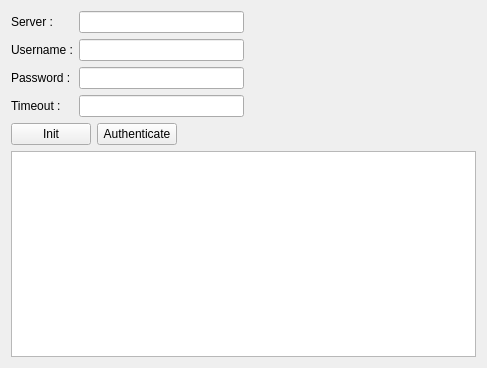
Old version of the form mainwindow.ui in the repository tbikfalvi/RestTest.
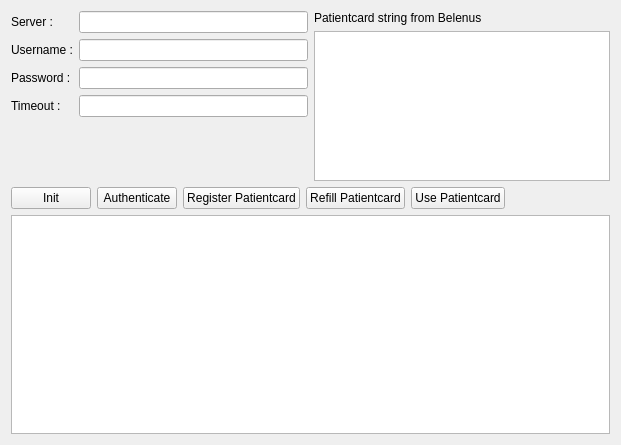
New version of the form.

Patch:
```diff
--- a/mainwindow.ui
+++ b/mainwindow.ui
@@ -6,15 +6,27 @@
    <rect>
     <x>0</x>
     <y>0</y>
-    <width>487</width>
-    <height>368</height>
+    <width>621</width>
+    <height>445</height>
    </rect>
   </property>
+  <property name="minimumSize">
+   <size>
+    <width>0</width>
+    <height>445</height>
+   </size>
+  </property>
+  <property name="maximumSize">
+   <size>
+    <width>16777215</width>
+    <height>445</height>
+   </size>
+  </property>
   <property name="windowTitle">
    <string>MainWindow</string>
   </property>
   <widget class="QWidget" name="centralWidget">
-   <layout class="QVBoxLayout" name="verticalLayout">
+   <layout class="QVBoxLayout" name="verticalLayout_2">
     <item>
      <layout class="QHBoxLayout" name="horizontalLayout">
       <item>
@@ -66,17 +78,37 @@
        </layout>
       </item>
       <item>
-       <spacer name="horizontalSpacer">
-        <property name="orientation">
-         <enum>Qt::Horizontal</enum>
-        </property>
-        <property name="sizeHint" stdset="0">
-         <size>
-          <width>40</width>
-          <height>20</height>
-         </size>
-        </property>
-       </spacer>
+       <layout class="QVBoxLayout" name="verticalLayout">
+        <item>
+         <widget class="QLabel" name="lblPatientCard">
+          <property name="sizePolicy">
+           <sizepolicy hsizetype="Preferred" vsizetype="Fixed">
+            <horstretch>0</horstretch>
+            <verstretch>0</verstretch>
+           </sizepolicy>
+          </property>
+          <property name="text">
+           <string>Patientcard string from Belenus</string>
+          </property>
+         </widget>
+        </item>
+        <item>
+         <widget class="QTextEdit" name="tePatientCard">
+          <property name="sizePolicy">
+           <sizepolicy hsizetype="Expanding" vsizetype="MinimumExpanding">
+            <horstretch>0</horstretch>
+            <verstretch>0</verstretch>
+           </sizepolicy>
+          </property>
+          <property name="maximumSize">
+           <size>
+            <width>16777215</width>
+            <height>150</height>
+           </size>
+          </property>
+         </widget>
+        </item>
+       </layout>
       </item>
      </layout>
     </item>
@@ -96,6 +128,27 @@
         </property>
        </widget>
       </item>
+      <item>
+       <widget class="QPushButton" name="pbPCRegister">
+        <property name="text">
+         <string>Register Patientcard</string>
+        </property>
+       </widget>
+      </item>
+      <item>
+       <widget class="QPushButton" name="pbPCRefill">
+        <property name="text">
+         <string>Refill Patientcard</string>
+        </property>
+       </widget>
+      </item>
+      <item>
+       <widget class="QPushButton" name="pbPCUse">
+        <property name="text">
+         <string>Use Patientcard</string>
+        </property>
+       </widget>
+      </item>
       <item>
        <spacer name="horizontalSpacer_2">
         <property name="orientation">
@@ -112,7 +165,20 @@
      </layout>
     </item>
     <item>
-     <widget class="QTextEdit" name="teInfo"/>
+     <widget class="QTextEdit" name="teInfo">
+      <property name="sizePolicy">
+       <sizepolicy hsizetype="Expanding" vsizetype="Expanding">
+        <horstretch>0</horstretch>
+        <verstretch>0</verstretch>
+       </sizepolicy>
+      </property>
+      <property name="minimumSize">
+       <size>
+        <width>0</width>
+        <height>200</height>
+       </size>
+      </property>
+     </widget>
     </item>
    </layout>
   </widget>
```
